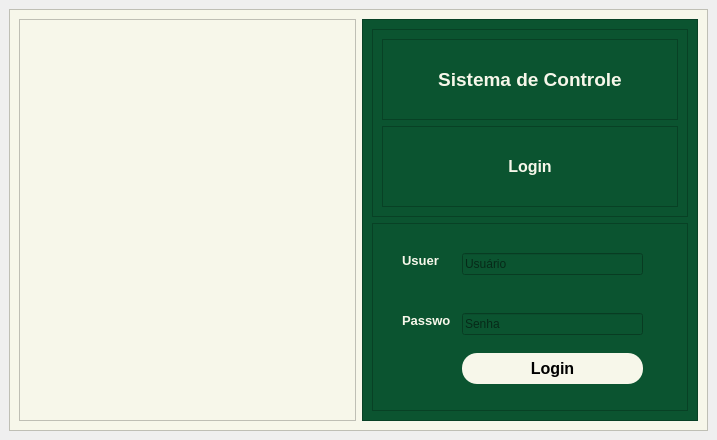
Old version of the form ui_login.ui in the repository ManelFer/SistemaDti1.
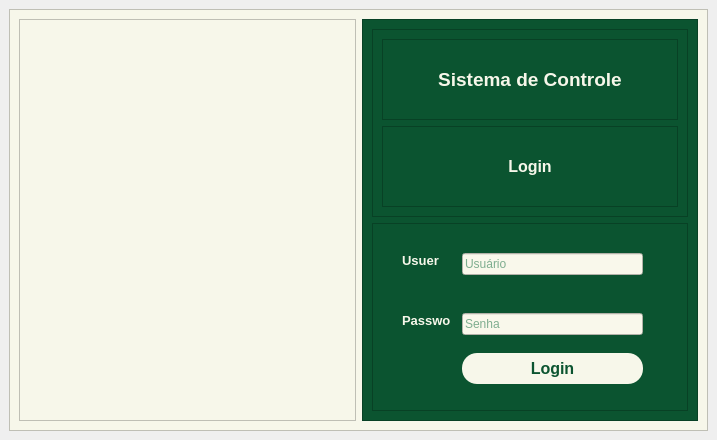
New version of the form. Icons and pictures are not drawn.

```diff
--- a/ui_login.ui
+++ b/ui_login.ui
@@ -134,6 +134,16 @@
                <height>22</height>
               </rect>
              </property>
+             <property name="cursor">
+              <cursorShape>PointingHandCursor</cursorShape>
+             </property>
+             <property name="styleSheet">
+              <string notr="true">QLineEdit {
+background-color: rgb(249, 248, 235);
+color: rgb(4, 99, 51);
+}
+</string>
+             </property>
              <property name="placeholderText">
               <string>Usuário</string>
              </property>
@@ -147,6 +157,16 @@
                <height>22</height>
               </rect>
              </property>
+             <property name="cursor">
+              <cursorShape>PointingHandCursor</cursorShape>
+             </property>
+             <property name="styleSheet">
+              <string notr="true">QLineEdit {
+background-color: rgb(249, 248, 235);
+color: rgb(4, 99, 51);
+}
+</string>
+             </property>
              <property name="placeholderText">
               <string>Senha</string>
              </property>
@@ -177,7 +197,7 @@
  
 	background-color: rgb(247, 247, 234);
   border-radius:15px;
-  color: rgbrgb(11, 84, 48);
+  color: rgb(11, 84, 48);
 }</string>
              </property>
              <property name="text">
```
Left out of the diff: 3 changed lines with no effect on the pictures.
